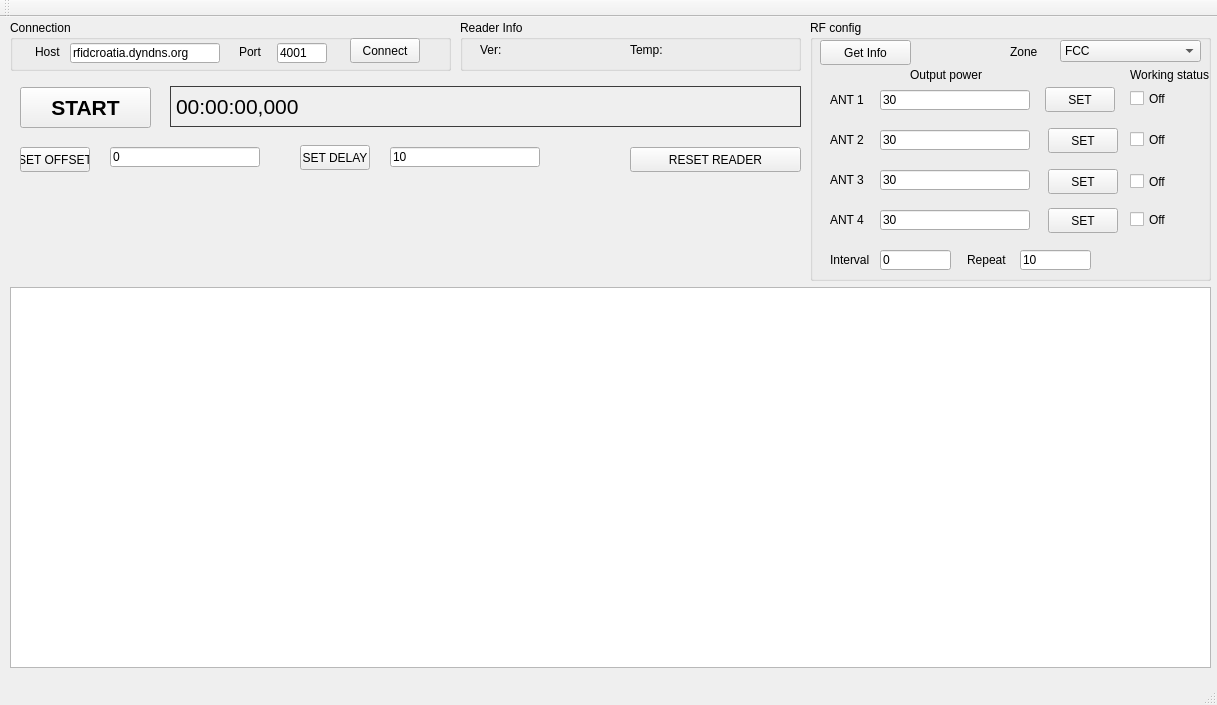
yennhan1211/rfid_service, file mainwindow.ui: the form before one commit.
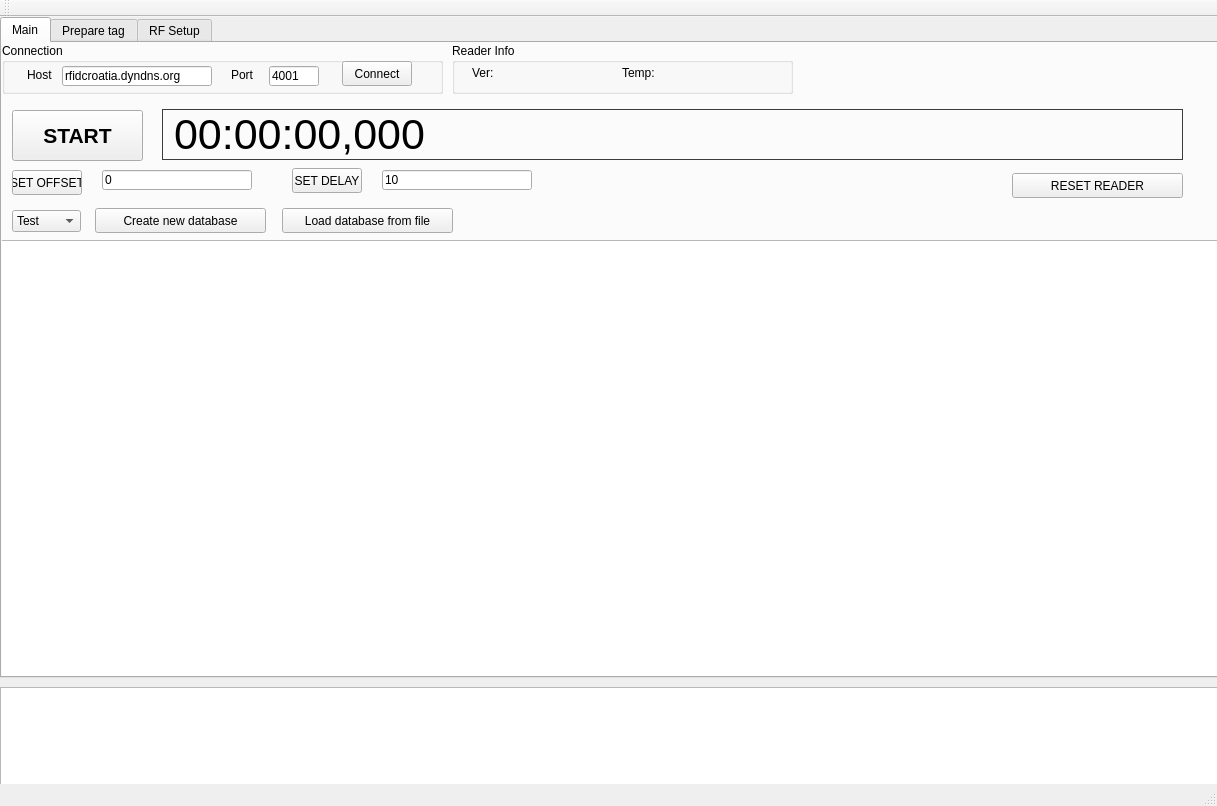
The form after the commit.

What changed in the file:
```diff
--- a/mainwindow.ui
+++ b/mainwindow.ui
@@ -7,18 +7,357 @@
     <x>0</x>
     <y>0</y>
     <width>1217</width>
-    <height>705</height>
+    <height>806</height>
    </rect>
   </property>
   <property name="windowTitle">
    <string>MainWindow</string>
   </property>
   <widget class="QWidget" name="centralWidget">
+   <widget class="QPlainTextEdit" name="pteLog">
+    <property name="geometry">
+     <rect>
+      <x>0</x>
+      <y>670</y>
+      <width>1221</width>
+      <height>101</height>
+     </rect>
+    </property>
+   </widget>
+   <widget class="QTabWidget" name="mainTab">
+    <property name="geometry">
+     <rect>
+      <x>0</x>
+      <y>0</y>
+      <width>1221</width>
+      <height>661</height>
+     </rect>
+    </property>
+    <property name="currentIndex">
+     <number>0</number>
+    </property>
+    <widget class="QWidget" name="viewTab">
+     <attribute name="title">
+      <string>Main</string>
+     </attribute>
+     <widget class="QComboBox" name="cbbMode">
+      <property name="geometry">
+       <rect>
+        <x>10</x>
+        <y>167</y>
+        <width>69</width>
+        <height>22</height>
+       </rect>
+      </property>
+      <item>
+       <property name="text">
+        <string>Test</string>
+       </property>
+      </item>
+      <item>
+       <property name="text">
+        <string>Normal</string>
+       </property>
+      </item>
+     </widget>
+     <widget class="QLineEdit" name="leDelayTime">
+      <property name="geometry">
+       <rect>
+        <x>380</x>
+        <y>127</y>
+        <width>150</width>
+        <height>20</height>
+       </rect>
+      </property>
+      <property name="text">
+       <string>10</string>
+      </property>
+     </widget>
+     <widget class="QGroupBox" name="groupBox_2">
+      <property name="geometry">
+       <rect>
+        <x>0</x>
+        <y>0</y>
+        <width>441</width>
+        <height>51</height>
+       </rect>
+      </property>
+      <property name="title">
+       <string>Connection</string>
+      </property>
+      <widget class="QPushButton" name="btnConDis">
+       <property name="geometry">
+        <rect>
+         <x>340</x>
+         <y>18</y>
+         <width>70</width>
+         <height>25</height>
+        </rect>
+       </property>
+       <property name="text">
+        <string>Connect</string>
+       </property>
+      </widget>
+      <widget class="QLabel" name="lbHost">
+       <property name="geometry">
+        <rect>
+         <x>25</x>
+         <y>22</y>
+         <width>30</width>
+         <height>20</height>
+        </rect>
+       </property>
+       <property name="text">
+        <string>Host</string>
+       </property>
+      </widget>
+      <widget class="QLineEdit" name="leHost">
+       <property name="geometry">
+        <rect>
+         <x>60</x>
+         <y>23</y>
+         <width>150</width>
+         <height>20</height>
+        </rect>
+       </property>
+       <property name="text">
+        <string>rfidcroatia.dyndns.org</string>
+       </property>
+      </widget>
+      <widget class="QLabel" name="lbPort">
+       <property name="geometry">
+        <rect>
+         <x>229</x>
+         <y>22</y>
+         <width>30</width>
+         <height>20</height>
+        </rect>
+       </property>
+       <property name="text">
+        <string>Port</string>
+       </property>
+      </widget>
+      <widget class="QLineEdit" name="lePort">
+       <property name="geometry">
+        <rect>
+         <x>267</x>
+         <y>23</y>
+         <width>50</width>
+         <height>20</height>
+        </rect>
+       </property>
+       <property name="text">
+        <string>4001</string>
+       </property>
+      </widget>
+     </widget>
+     <widget class="QLineEdit" name="leOffsetTime">
+      <property name="geometry">
+       <rect>
+        <x>100</x>
+        <y>127</y>
+        <width>150</width>
+        <height>20</height>
+       </rect>
+      </property>
+      <property name="text">
+       <string>0</string>
+      </property>
+     </widget>
+     <widget class="QPushButton" name="btnStartTime">
+      <property name="geometry">
+       <rect>
+        <x>10</x>
+        <y>67</y>
+        <width>131</width>
+        <height>51</height>
+       </rect>
+      </property>
+      <property name="font">
+       <font>
+        <pointsize>16</pointsize>
+        <weight>75</weight>
+        <bold>true</bold>
+       </font>
+      </property>
+      <property name="text">
+       <string>START</string>
+      </property>
+     </widget>
+     <widget class="QPushButton" name="btnResetReader">
+      <property name="geometry">
+       <rect>
+        <x>1010</x>
+        <y>130</y>
+        <width>171</width>
+        <height>25</height>
+       </rect>
+      </property>
+      <property name="text">
+       <string>RESET READER</string>
+      </property>
+     </widget>
+     <widget class="QPushButton" name="btnSetDelayTime">
+      <property name="geometry">
+       <rect>
+        <x>290</x>
+        <y>125</y>
+        <width>70</width>
+        <height>25</height>
+       </rect>
+      </property>
+      <property name="text">
+       <string>SET DELAY</string>
+      </property>
+     </widget>
+     <widget class="QLabel" name="lbStartTime">
+      <property name="geometry">
+       <rect>
+        <x>160</x>
+        <y>66</y>
+        <width>1021</width>
+        <height>51</height>
+       </rect>
+      </property>
+      <property name="font">
+       <font>
+        <pointsize>32</pointsize>
+       </font>
+      </property>
+      <property name="styleSheet">
+       <string notr="true">border: 1px solid rgb(60, 60, 60);
+qproperty-alignment: AlignCenter;</string>
+      </property>
+      <property name="text">
+       <string>00:00:00,000</string>
+      </property>
+     </widget>
+     <widget class="QTableView" name="tableView">
+      <property name="geometry">
+       <rect>
+        <x>-10</x>
+        <y>197</y>
+        <width>1231</width>
+        <height>461</height>
+       </rect>
+      </property>
+     </widget>
+     <widget class="QPushButton" name="btnSetOffsetTime">
+      <property name="geometry">
+       <rect>
+        <x>10</x>
+        <y>127</y>
+        <width>70</width>
+        <height>25</height>
+       </rect>
+      </property>
+      <property name="text">
+       <string>SET OFFSET</string>
+      </property>
+     </widget>
+     <widget class="QGroupBox" name="groupBox_3">
+      <property name="geometry">
+       <rect>
+        <x>450</x>
+        <y>0</y>
+        <width>341</width>
+        <height>51</height>
+       </rect>
+      </property>
+      <property name="title">
+       <string>Reader Info</string>
+      </property>
+      <widget class="QLabel" name="lbVersion">
+       <property name="geometry">
+        <rect>
+         <x>20</x>
+         <y>20</y>
+         <width>111</width>
+         <height>20</height>
+        </rect>
+       </property>
+       <property name="text">
+        <string>Ver:</string>
+       </property>
+      </widget>
+      <widget class="QLabel" name="lbTemp">
+       <property name="geometry">
+        <rect>
+         <x>170</x>
+         <y>20</y>
+         <width>111</width>
+         <height>20</height>
+        </rect>
+       </property>
+       <property name="text">
+        <string>Temp:</string>
+       </property>
+      </widget>
+     </widget>
+     <widget class="QPushButton" name="btnSave2File">
+      <property name="geometry">
+       <rect>
+        <x>93</x>
+        <y>165</y>
+        <width>171</width>
+        <height>25</height>
+       </rect>
+      </property>
+      <property name="text">
+       <string>Create new database</string>
+      </property>
+     </widget>
+     <widget class="QPushButton" name="btnResetReader_7">
+      <property name="geometry">
+       <rect>
+        <x>280</x>
+        <y>165</y>
+        <width>171</width>
+        <height>25</height>
+       </rect>
+      </property>
+      <property name="text">
+       <string>Load database from file</string>
+      </property>
+     </widget>
+    </widget>
+    <widget class="QWidget" name="prepareTab">
+     <attribute name="title">
+      <string>Prepare tag</string>
+     </attribute>
+     <widget class="QTableView" name="prepareTableView">
+      <property name="geometry">
+       <rect>
+        <x>0</x>
+        <y>70</y>
+        <width>1221</width>
+        <height>571</height>
+       </rect>
+      </property>
+     </widget>
+     <widget class="QPushButton" name="btnCollectTag">
+      <property name="geometry">
+       <rect>
+        <x>10</x>
+        <y>10</y>
+        <width>171</width>
+        <height>25</height>
+       </rect>
+      </property>
+      <property name="text">
+       <string>Start collecting Tag</string>
+      </property>
+     </widget>
+    </widget>
+    <widget class="QWidget" name="rfTab">
+     <attribute name="title">
+      <string>RF Setup</string>
+     </attribute>
    <widget class="QGroupBox" name="groupBox">
     <property name="geometry">
      <rect>
-      <x>810</x>
-      <y>3</y>
+        <x>10</x>
+        <y>10</y>
       <width>401</width>
       <height>261</height>
      </rect>
@@ -364,239 +703,7 @@
      </property>
     </widget>
    </widget>
-   <widget class="QGroupBox" name="groupBox_2">
-    <property name="geometry">
-     <rect>
-      <x>10</x>
-      <y>3</y>
-      <width>441</width>
-      <height>51</height>
-     </rect>
-    </property>
-    <property name="title">
-     <string>Connection</string>
-    </property>
-    <widget class="QPushButton" name="btnConDis">
-     <property name="geometry">
-      <rect>
-       <x>340</x>
-       <y>18</y>
-       <width>70</width>
-       <height>25</height>
-      </rect>
-     </property>
-     <property name="text">
-      <string>Connect</string>
-     </property>
     </widget>
-    <widget class="QLabel" name="lbHost">
-     <property name="geometry">
-      <rect>
-       <x>25</x>
-       <y>22</y>
-       <width>30</width>
-       <height>20</height>
-      </rect>
-     </property>
-     <property name="text">
-      <string>Host</string>
-     </property>
-    </widget>
-    <widget class="QLineEdit" name="leHost">
-     <property name="geometry">
-      <rect>
-       <x>60</x>
-       <y>23</y>
-       <width>150</width>
-       <height>20</height>
-      </rect>
-     </property>
-     <property name="text">
-      <string>rfidcroatia.dyndns.org</string>
-     </property>
-    </widget>
-    <widget class="QLabel" name="lbPort">
-     <property name="geometry">
-      <rect>
-       <x>229</x>
-       <y>22</y>
-       <width>30</width>
-       <height>20</height>
-      </rect>
-     </property>
-     <property name="text">
-      <string>Port</string>
-     </property>
-    </widget>
-    <widget class="QLineEdit" name="lePort">
-     <property name="geometry">
-      <rect>
-       <x>267</x>
-       <y>23</y>
-       <width>50</width>
-       <height>20</height>
-      </rect>
-     </property>
-     <property name="text">
-      <string>4001</string>
-     </property>
-    </widget>
-   </widget>
-   <widget class="QGroupBox" name="groupBox_3">
-    <property name="geometry">
-     <rect>
-      <x>460</x>
-      <y>3</y>
-      <width>341</width>
-      <height>51</height>
-     </rect>
-    </property>
-    <property name="title">
-     <string>Reader Info</string>
-    </property>
-    <widget class="QLabel" name="lbVersion">
-     <property name="geometry">
-      <rect>
-       <x>20</x>
-       <y>20</y>
-       <width>111</width>
-       <height>20</height>
-      </rect>
-     </property>
-     <property name="text">
-      <string>Ver:</string>
-     </property>
-    </widget>
-    <widget class="QLabel" name="lbTemp">
-     <property name="geometry">
-      <rect>
-       <x>170</x>
-       <y>20</y>
-       <width>111</width>
-       <height>20</height>
-      </rect>
-     </property>
-     <property name="text">
-      <string>Temp:</string>
-     </property>
-    </widget>
-   </widget>
-   <widget class="QTableView" name="tableView">
-    <property name="geometry">
-     <rect>
-      <x>10</x>
-      <y>270</y>
-      <width>1201</width>
-      <height>381</height>
-     </rect>
-    </property>
-   </widget>
-   <widget class="QPushButton" name="btnStartTime">
-    <property name="geometry">
-     <rect>
-      <x>20</x>
-      <y>70</y>
-      <width>131</width>
-      <height>41</height>
-     </rect>
-    </property>
-    <property name="font">
-     <font>
-      <pointsize>16</pointsize>
-      <weight>75</weight>
-      <bold>true</bold>
-     </font>
-    </property>
-    <property name="text">
-     <string>START</string>
-    </property>
-   </widget>
-   <widget class="QLabel" name="lbStartTime">
-    <property name="geometry">
-     <rect>
-      <x>170</x>
-      <y>69</y>
-      <width>631</width>
-      <height>41</height>
-     </rect>
-    </property>
-    <property name="font">
-     <font>
-      <pointsize>16</pointsize>
-     </font>
-    </property>
-    <property name="styleSheet">
-     <string notr="true">border: 1px solid rgb(60, 60, 60);
-qproperty-alignment: AlignCenter;</string>
-    </property>
-    <property name="text">
-     <string>00:00:00,000</string>
-    </property>
-   </widget>
-   <widget class="QPushButton" name="btnSetOffsetTime">
-    <property name="geometry">
-     <rect>
-      <x>20</x>
-      <y>130</y>
-      <width>70</width>
-      <height>25</height>
-     </rect>
-    </property>
-    <property name="text">
-     <string>SET OFFSET</string>
-    </property>
-   </widget>
-   <widget class="QLineEdit" name="leOffsetTime">
-    <property name="geometry">
-     <rect>
-      <x>110</x>
-      <y>130</y>
-      <width>150</width>
-      <height>20</height>
-     </rect>
-    </property>
-    <property name="text">
-     <string>0</string>
-    </property>
-   </widget>
-   <widget class="QPushButton" name="btnSetDelayTime">
-    <property name="geometry">
-     <rect>
-      <x>300</x>
-      <y>128</y>
-      <width>70</width>
-      <height>25</height>
-     </rect>
-    </property>
-    <property name="text">
-     <string>SET DELAY</string>
-    </property>
-   </widget>
-   <widget class="QLineEdit" name="leDelayTime">
-    <property name="geometry">
-     <rect>
-      <x>390</x>
-      <y>130</y>
-      <width>150</width>
-      <height>20</height>
-     </rect>
-    </property>
-    <property name="text">
-     <string>10</string>
-    </property>
-   </widget>
-   <widget class="QPushButton" name="btnResetReader">
-    <property name="geometry">
-     <rect>
-      <x>630</x>
-      <y>130</y>
-      <width>171</width>
-      <height>25</height>
-     </rect>
-    </property>
-    <property name="text">
-     <string>RESET READER</string>
-    </property>
    </widget>
   </widget>
   <widget class="QMenuBar" name="menuBar">
```
Lines whose indentation alone changed are shown as unchanged.
